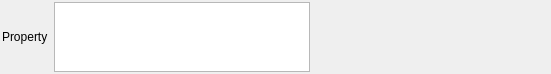
Qt form Source/SVWidgetsLib/FilterParameterWidgets/UI_Files/DataContainerGridSelectionWidget.ui (BlueQuartzSoftware/SIMPL) before a commit.
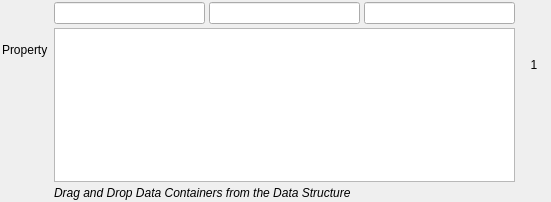
The same form after that commit. Icons and pictures are not drawn. Custom widgets are drawn as their Qt base class.

Commit message: Added CreateGridMontage filter and read/write AbstractMontage

```diff
--- a/Source/SVWidgetsLib/FilterParameterWidgets/UI_Files/DataContainerGridSelectionWidget.ui
+++ b/Source/SVWidgetsLib/FilterParameterWidgets/UI_Files/DataContainerGridSelectionWidget.ui
@@ -7,10 +7,10 @@
     <x>0</x>
     <y>0</y>
     <width>551</width>
-    <height>33</height>
+    <height>202</height>
    </rect>
   </property>
-  <layout class="QHBoxLayout" name="horizontalLayout">
+  <layout class="QGridLayout" name="gridLayout">
    <property name="leftMargin">
     <number>2</number>
    </property>
@@ -23,38 +23,242 @@
    <property name="bottomMargin">
     <number>2</number>
    </property>
-   <item>
+   <item row="0" column="0">
     <widget class="QLabel" name="propertyLabel">
      <property name="text">
       <string>Property</string>
      </property>
     </widget>
    </item>
-   <item>
-    <widget class="QTableView" name="dataContainerGridTableView">
-     <property name="dragDropMode">
-      <enum>QAbstractItemView::DropOnly</enum>
+   <item row="0" column="3" rowspan="2">
+    <widget class="QWidget" name="gridControlWidget" native="true">
+     <property name="sizePolicy">
+      <sizepolicy hsizetype="Expanding" vsizetype="Expanding">
+       <horstretch>0</horstretch>
+       <verstretch>0</verstretch>
+      </sizepolicy>
      </property>
-     <property name="defaultDropAction">
-      <enum>Qt::CopyAction</enum>
-     </property>
+     <layout class="QGridLayout" name="centerGridLayout">
+      <property name="leftMargin">
+       <number>0</number>
+      </property>
+      <property name="topMargin">
+       <number>0</number>
+      </property>
+      <property name="rightMargin">
+       <number>0</number>
+      </property>
+      <property name="bottomMargin">
+       <number>0</number>
+      </property>
+      <property name="spacing">
+       <number>4</number>
+      </property>
+      <item row="2" column="0" colspan="2">
+       <widget class="QTableView" name="dataContainerGridTableView">
+        <property name="dragDropMode">
+         <enum>QAbstractItemView::DropOnly</enum>
+        </property>
+        <property name="defaultDropAction">
+         <enum>Qt::CopyAction</enum>
+        </property>
+       </widget>
+      </item>
+      <item row="0" column="0" rowspan="2" colspan="2">
+       <widget class="QWidget" name="dimensionControlWidget" native="true">
+        <layout class="QHBoxLayout" name="dimensionLayout">
+         <property name="spacing">
+          <number>4</number>
+         </property>
+         <property name="leftMargin">
+          <number>0</number>
+         </property>
+         <property name="topMargin">
+          <number>0</number>
+         </property>
+         <property name="rightMargin">
+          <number>0</number>
+         </property>
+         <property name="bottomMargin">
+          <number>0</number>
+         </property>
+         <item>
+          <widget class="SVLineEdit" name="xDimEdit"/>
+         </item>
+         <item>
+          <widget class="SVLineEdit" name="yDimEdit"/>
+         </item>
+         <item>
+          <widget class="SVLineEdit" name="zDimEdit"/>
+         </item>
+        </layout>
+       </widget>
+      </item>
+      <item row="3" column="0" colspan="2">
+       <widget class="QLabel" name="instructionLabel">
+        <property name="font">
+         <font>
+          <italic>true</italic>
+         </font>
+        </property>
+        <property name="text">
+         <string>Drag and Drop Data Containers from the Data Structure</string>
+        </property>
+       </widget>
+      </item>
+      <item row="2" column="2">
+       <widget class="QWidget" name="depthControlWidget" native="true">
+        <property name="sizePolicy">
+         <sizepolicy hsizetype="Minimum" vsizetype="Preferred">
+          <horstretch>0</horstretch>
+          <verstretch>0</verstretch>
+         </sizepolicy>
+        </property>
+        <property name="minimumSize">
+         <size>
+          <width>0</width>
+          <height>0</height>
+         </size>
+        </property>
+        <property name="maximumSize">
+         <size>
+          <width>30</width>
+          <height>16777215</height>
+         </size>
+        </property>
+        <layout class="QGridLayout" name="depthControlLayout">
+         <property name="leftMargin">
+          <number>0</number>
+         </property>
+         <property name="topMargin">
+          <number>0</number>
+         </property>
+         <property name="rightMargin">
+          <number>0</number>
+         </property>
+         <property name="bottomMargin">
+          <number>0</number>
+         </property>
+         <property name="horizontalSpacing">
+          <number>4</number>
+         </property>
+         <item row="3" column="0">
+          <spacer name="depthSpacer">
+           <property name="orientation">
+            <enum>Qt::Vertical</enum>
+           </property>
+           <property name="sizeHint" stdset="0">
+            <size>
+             <width>20</width>
+             <height>150</height>
+            </size>
+           </property>
+          </spacer>
+         </item>
+         <item row="2" column="0">
+          <widget class="SVIconPushButton" name="downBtn">
+           <property name="minimumSize">
+            <size>
+             <width>24</width>
+             <height>24</height>
+            </size>
+           </property>
+           <property name="maximumSize">
+            <size>
+             <width>24</width>
+             <height>24</height>
+            </size>
+           </property>
+           <property name="text">
+            <string/>
+           </property>
+           <property name="icon">
+            <iconset resource="../../../../Resources/SIMPL.qrc">
+             <normaloff>:/SIMPL/icons/images/arrow_down.png</normaloff>:/SIMPL/icons/images/arrow_down.png</iconset>
+           </property>
+           <property name="iconSize">
+            <size>
+             <width>24</width>
+             <height>24</height>
+            </size>
+           </property>
+           <property name="flat">
+            <bool>true</bool>
+           </property>
+          </widget>
+         </item>
+         <item row="1" column="0">
+          <widget class="QLabel" name="zDepthLabel">
+           <property name="text">
+            <string>1</string>
+           </property>
+           <property name="alignment">
+            <set>Qt::AlignCenter</set>
+           </property>
+          </widget>
+         </item>
+         <item row="0" column="0">
+          <widget class="SVIconPushButton" name="upBtn">
+           <property name="minimumSize">
+            <size>
+             <width>24</width>
+             <height>24</height>
+            </size>
+           </property>
+           <property name="maximumSize">
+            <size>
+             <width>24</width>
+             <height>24</height>
+            </size>
+           </property>
+           <property name="text">
+            <string/>
+           </property>
+           <property name="icon">
+            <iconset resource="../../../../Resources/SIMPL.qrc">
+             <normaloff>:/SIMPL/icons/images/arrow_up.png</normaloff>:/SIMPL/icons/images/arrow_up.png</iconset>
+           </property>
+           <property name="iconSize">
+            <size>
+             <width>24</width>
+             <height>24</height>
+            </size>
+           </property>
+           <property name="flat">
+            <bool>true</bool>
+           </property>
+          </widget>
+         </item>
+        </layout>
+       </widget>
+      </item>
+     </layout>
     </widget>
    </item>
-   <item>
-    <spacer name="horizontalSpacer">
-     <property name="orientation">
-      <enum>Qt::Horizontal</enum>
-     </property>
-     <property name="sizeHint" stdset="0">
-      <size>
-       <width>40</width>
-       <height>20</height>
-      </size>
-     </property>
-    </spacer>
-   </item>
   </layout>
  </widget>
- <resources/>
+ <customwidgets>
+  <customwidget>
+   <class>SVLineEdit</class>
+   <extends>QLineEdit</extends>
+   <header location="global">SVControlWidgets.h</header>
+  </customwidget>
+  <customwidget>
+   <class>SVIconPushButton</class>
+   <extends>QPushButton</extends>
+   <header location="global">SVControlWidgets.h</header>
+  </customwidget>
+ </customwidgets>
+ <tabstops>
+  <tabstop>xDimEdit</tabstop>
+  <tabstop>yDimEdit</tabstop>
+  <tabstop>zDimEdit</tabstop>
+  <tabstop>dataContainerGridTableView</tabstop>
+  <tabstop>upBtn</tabstop>
+  <tabstop>downBtn</tabstop>
+ </tabstops>
+ <resources>
+  <include location="../../../../Resources/SIMPL.qrc"/>
+ </resources>
  <connections/>
 </ui>
```
The commit also changes 21 other files.
